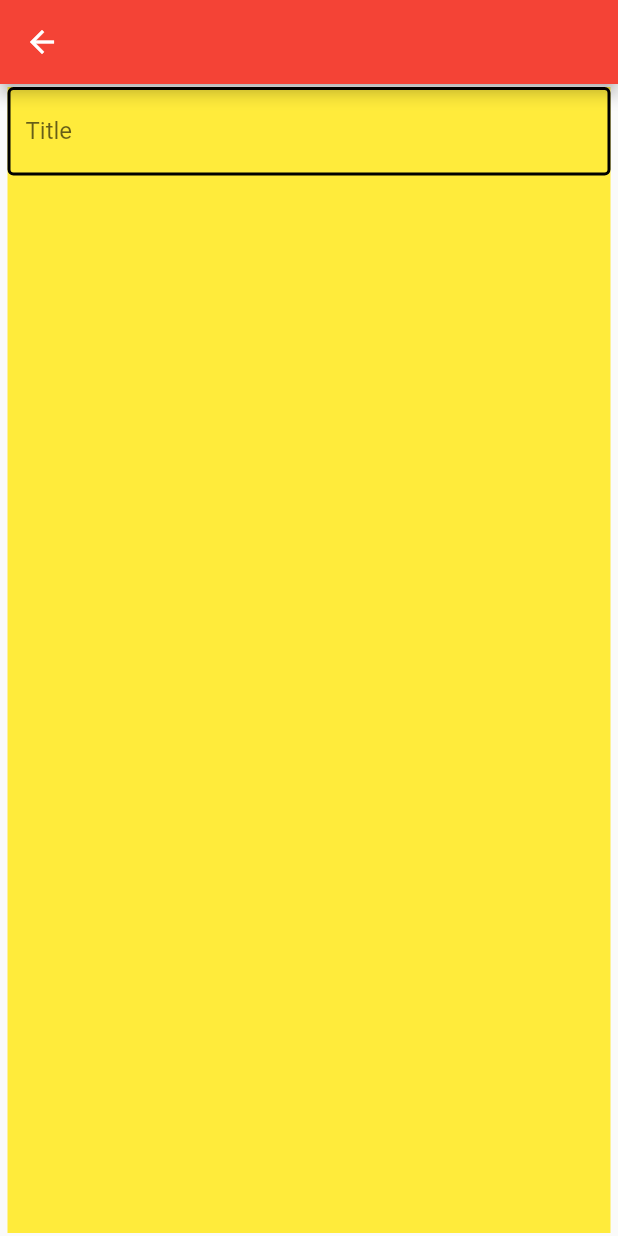
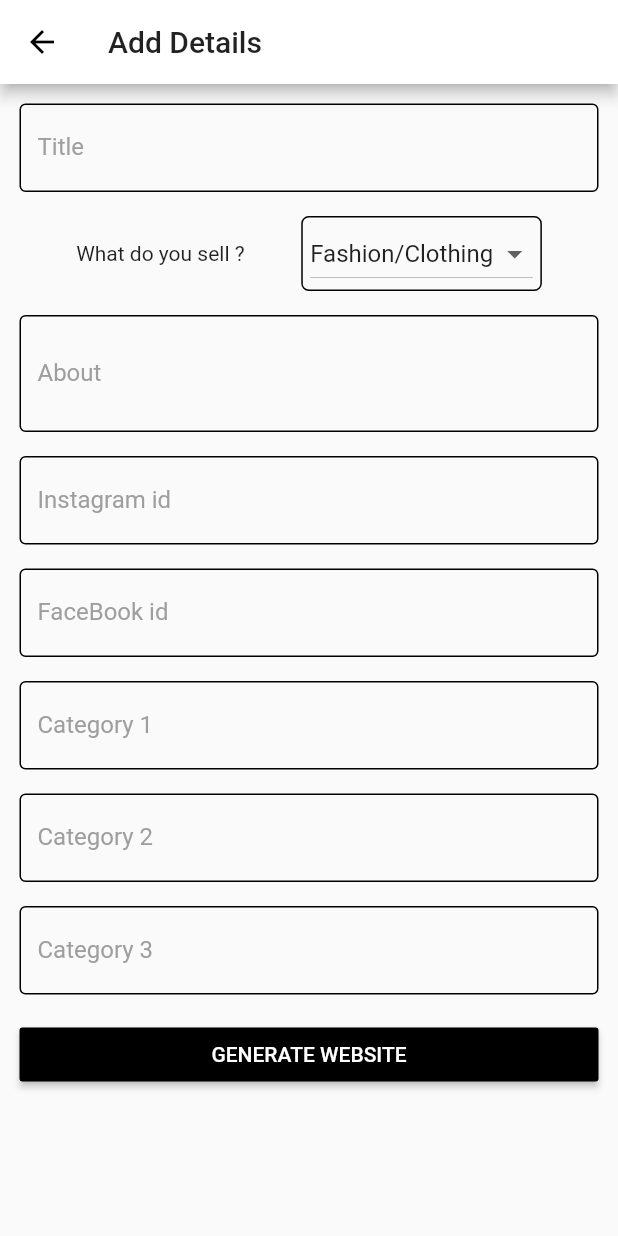
Before and after one commit to cd-hack/webster-flutter, a Flutter app: the FormPage screen opened by its route, on a phone screen of 412 x 824 dp. Run offline on Flutter 3.47's test engine with Material 2 defaults, Android fonts, the light colour scheme and no system bars; our stand-ins replace font_awesome_flutter, image_picker; Roboto replaces fonts that are missing (Hind).

Commit message:
website details pages created

```diff
--- a/lib/main.dart
+++ b/lib/main.dart
@@ -1,5 +1,6 @@
 import 'package:flutter/material.dart';
-import 'package:webster/pages/form-page.dart';
+import 'package:webster/pages/add-more-datials-form-page.dart';
+import 'package:webster/pages/add-new-form-page.dart';
 
 import './pages/home-page.dart';
 
@@ -7,14 +8,29 @@ void main() {
   runApp(MyApp());
 }
 
+Map<int, Color> color = {
+  50: Color.fromRGBO(136, 14, 79, .1),
+  100: Color.fromRGBO(136, 14, 79, .2),
+  200: Color.fromRGBO(136, 14, 79, .3),
+  300: Color.fromRGBO(136, 14, 79, .4),
+  400: Color.fromRGBO(136, 14, 79, .5),
+  500: Color.fromRGBO(136, 14, 79, .6),
+  600: Color.fromRGBO(136, 14, 79, .7),
+  700: Color.fromRGBO(136, 14, 79, .8),
+  800: Color.fromRGBO(136, 14, 79, .9),
+  900: Color.fromRGBO(136, 14, 79, 1),
+};
+
 class MyApp extends StatelessWidget {
   @override
   Widget build(BuildContext context) {
+    MaterialColor colorCustom = MaterialColor(0xFFFFFFFF, color);
     return MaterialApp(
+      debugShowCheckedModeBanner: false,
       title: 'Webster',
       theme: ThemeData(
-          primarySwatch: Colors.red,
-          accentColor: Colors.orange,
+          primarySwatch: colorCustom,
+          accentColor: Colors.black,
           visualDensity: VisualDensity.adaptivePlatformDensity,
           textTheme: TextTheme(
             headline1: TextStyle(fontSize: 72.0, fontWeight: FontWeight.bold),
@@ -24,6 +40,7 @@ class MyApp extends StatelessWidget {
       routes: {
         '/': (context) => Home(),
         FormPage.routeName: (context) => FormPage(),
+        AddMoreDetailsPage.routeName: (context) => AddMoreDetailsPage(),
       },
     );
   }
--- /dev/null
+++ b/lib/pages/add-new-form-page.dart
@@ -0,0 +1,252 @@
+import 'package:flutter/material.dart';
+import 'package:font_awesome_flutter/font_awesome_flutter.dart';
+import 'package:webster/pages/add-more-datials-form-page.dart';
+
+class FormPage extends StatefulWidget {
+  static const routeName = '/formPage';
+
+  @override
+  _FormPageState createState() => _FormPageState();
+}
+
+class _FormPageState extends State<FormPage> {
+  final List<String> website_types = ['Fashion/Clothing', 'Food/Beverages'];
+  var currentDropDownValue = 0;
+  final GlobalKey<FormState> _formKey = new GlobalKey<FormState>();
+  final titleController = TextEditingController();
+  final aboutController = TextEditingController();
+  final instagramIdController = TextEditingController();
+  final facebookIdController = TextEditingController();
+  final cat3Controller = TextEditingController();
+  final cat2Controller = TextEditingController();
+  final cat1Controller = TextEditingController();
+
+  @override
+  void dispose() {
+    titleController.dispose();
+    aboutController.dispose();
+    instagramIdController.dispose();
+    facebookIdController.dispose();
+    cat1Controller.dispose();
+    cat2Controller.dispose();
+    cat3Controller.dispose();
+    titleController.dispose();
+    super.dispose();
+  }
+
+  String isEmptyValidator(String value) {
+    if (value.isEmpty) {
+      //return "This field cannot be empty";
+      return null;
+    }
+    return null;
+  }
+
+  @override
+  Widget build(BuildContext context) {
+    return Scaffold(
+      appBar: AppBar(
+        title: Text("Add Details"),
+      ),
+      body: Container(
+        margin: EdgeInsets.all(5),
+        //width: MediaQuery.of(context).size.width * 0.9,
+        //color: Colors.yellow,
+        child: Form(
+            key: this._formKey,
+            child: ListView(
+              children: [
+                Padding(
+                  padding: const EdgeInsets.all(8.0),
+                  child: TextFormField(
+                    controller: titleController,
+                    validator: isEmptyValidator,
+                    decoration: InputDecoration(
+                      labelStyle: TextStyle(color: Colors.grey),
+                      labelText: "Title",
+                      focusedErrorBorder:
+                          OutlineInputBorder(borderSide: BorderSide(width: 2)),
+                      errorBorder: OutlineInputBorder(
+                          borderSide: BorderSide(width: 2, color: Colors.red)),
+                      focusedBorder:
+                          OutlineInputBorder(borderSide: BorderSide(width: 2)),
+                      enabledBorder: OutlineInputBorder(
+                        borderSide: BorderSide(width: 1.0),
+                      ),
+                    ),
+                  ),
+                ),
+                Padding(
+                  padding: const EdgeInsets.all(8.0),
+                  child: Row(
+                    mainAxisAlignment: MainAxisAlignment.spaceEvenly,
+                    children: [
+                      Text("What do you sell ?"),
+                      Container(
+                        padding: EdgeInsets.symmetric(horizontal: 5),
+                        alignment: Alignment.center,
+                        decoration: BoxDecoration(
+                            borderRadius: BorderRadius.circular(5.0),
+                            border: Border.all()),
+                        child: DropdownButton(
+                          hint: Text("What do you sell?"),
+                          items: website_types.map((item) {
+                            return DropdownMenuItem(
+                              child: Text(item),
+                              value: website_types.indexOf(item),
+                            );
+                          }).toList(),
+                          onChanged: (selectedValue) {
+                            setState(() {
+                              this.currentDropDownValue = selectedValue;
+                              print(currentDropDownValue);
+                            });
+                          },
+                          value: currentDropDownValue,
+                        ),
+                      ),
+                    ],
+                  ),
+                ),
+                Padding(
+                  padding: const EdgeInsets.all(8.0),
+                  child: TextFormField(
+                    controller: aboutController,
+                    validator: isEmptyValidator,
+                    maxLines: 2,
+                    decoration: InputDecoration(
+                      labelStyle: TextStyle(color: Colors.grey),
+                      labelText: "About",
+                      focusedErrorBorder:
+                          OutlineInputBorder(borderSide: BorderSide(width: 2)),
+                      errorBorder: OutlineInputBorder(
+                          borderSide: BorderSide(width: 2, color: Colors.red)),
+                      focusedBorder:
+                          OutlineInputBorder(borderSide: BorderSide(width: 2)),
+                      enabledBorder: OutlineInputBorder(
+                        borderSide: BorderSide(width: 1.0),
+                      ),
+                    ),
+                  ),
+                ),
+                Padding(
+                  padding: const EdgeInsets.all(8.0),
+                  child: TextFormField(
+                    controller: instagramIdController,
+                    validator: isEmptyValidator,
+                    decoration: InputDecoration(
+                      labelStyle: TextStyle(color: Colors.grey),
+                      labelText: "Instagram id",
+                      focusedErrorBorder:
+                          OutlineInputBorder(borderSide: BorderSide(width: 2)),
+                      errorBorder: OutlineInputBorder(
+                          borderSide: BorderSide(width: 2, color: Colors.red)),
+                      focusedBorder:
+                          OutlineInputBorder(borderSide: BorderSide(width: 2)),
+                      enabledBorder: OutlineInputBorder(
+                        borderSide: BorderSide(width: 1.0),
+                      ),
+                    ),
+                  ),
+                ),
+                Padding(
+                  padding: const EdgeInsets.all(8.0),
+                  child: TextFormField(
+                    controller: facebookIdController,
+                    validator: isEmptyValidator,
+                    decoration: InputDecoration(
+                      labelStyle: TextStyle(color: Colors.grey),
+                      labelText: "FaceBook id",
+                      focusedErrorBorder:
+                          OutlineInputBorder(borderSide: BorderSide(width: 2)),
+                      errorBorder: OutlineInputBorder(
+                          borderSide: BorderSide(width: 2, color: Colors.red)),
+                      focusedBorder:
+                          OutlineInputBorder(borderSide: BorderSide(width: 2)),
+                      enabledBorder: OutlineInputBorder(
+                        borderSide: BorderSide(width: 1.0),
+                      ),
+                    ),
+                  ),
+                ),
+                Padding(
+                  padding: const EdgeInsets.all(8.0),
+                  child: TextFormField(
+                    controller: cat1Controller,
+                    validator: isEmptyValidator,
+                    decoration: InputDecoration(
+                      labelStyle: TextStyle(color: Colors.grey),
+                      labelText: "Category 1",
+                      focusedErrorBorder:
+                          OutlineInputBorder(borderSide: BorderSide(width: 2)),
+                      errorBorder: OutlineInputBorder(
+                          borderSide: BorderSide(width: 2, color: Colors.red)),
+                      focusedBorder:
+                          OutlineInputBorder(borderSide: BorderSide(width: 2)),
+                      enabledBorder: OutlineInputBorder(
+                        borderSide: BorderSide(width: 1.0),
+                      ),
+                    ),
+                  ),
+                ),
+                Padding(
+                  padding: const EdgeInsets.all(8.0),
+                  child: TextFormField(
+                    controller: cat2Controller,
+                    validator: isEmptyValidator,
+                    decoration: InputDecoration(
+                      labelStyle: TextStyle(color: Colors.grey),
+                      labelText: "Category 2",
+                      focusedErrorBorder:
+                          OutlineInputBorder(borderSide: BorderSide(width: 2)),
+                      errorBorder: OutlineInputBorder(
+                          borderSide: BorderSide(width: 2, color: Colors.red)),
+                      focusedBorder:
+                          OutlineInputBorder(borderSide: BorderSide(width: 2)),
+                      enabledBorder: OutlineInputBorder(
+                        borderSide: BorderSide(width: 1.0),
+                      ),
+                    ),
+                  ),
+                ),
+                Padding(
+                  padding: const EdgeInsets.all(8.0),
+                  child: TextFormField(
+                    controller: cat3Controller,
+                    validator: isEmptyValidator,
+                    decoration: InputDecoration(
+                      labelStyle: TextStyle(color: Colors.grey),
+                      labelText: "Category 3",
+                      focusedErrorBorder:
+                          OutlineInputBorder(borderSide: BorderSide(width: 2)),
+                      errorBorder: OutlineInputBorder(
+                          borderSide: BorderSide(width: 2, color: Colors.red)),
+                      focusedBorder:
+                          OutlineInputBorder(borderSide: BorderSide(width: 2)),
+                      enabledBorder: OutlineInputBorder(
+                        borderSide: BorderSide(width: 1.0),
+                      ),
+                    ),
+                  ),
+                ),
+                Padding(
+                  padding: const EdgeInsets.all(8.0),
+                  child: RaisedButton(
+                    color: Theme.of(context).accentColor,
+                    onPressed: () {
+                      if (_formKey.currentState.validate())
+                        Navigator.of(context)
+                            .pushReplacementNamed(AddMoreDetailsPage.routeName);
+                    },
+                    child: Text(
+                      "GENERATE WEBSITE",
+                      style: TextStyle(color: Colors.white),
+                    ),
+                  ),
+                ),
+              ],
+            )),
+      ),
+    );
+  }
+}
--- a/lib/pages/form-page.dart
+++ /dev/null
@@ -1,33 +0,0 @@
-import 'package:flutter/material.dart';
-
-class FormPage extends StatelessWidget {
-  final GlobalKey<FormState> _formKey = new GlobalKey<FormState>();
-  static const routeName = 'formPage';
-  @override
-  Widget build(BuildContext context) {
-    return Scaffold(
-      appBar: AppBar(),
-      body: Container(
-        margin: EdgeInsets.symmetric(horizontal: 5, vertical: 2),
-        //width: MediaQuery.of(context).size.width * 0.9,
-        color: Colors.yellow,
-        child: Form(
-            key: this._formKey,
-            child: ListView(
-              children: [
-                TextField(
-                  decoration: InputDecoration(
-                    labelText: "Title",
-                    focusedBorder:
-                        OutlineInputBorder(borderSide: BorderSide(width: 2)),
-                    enabledBorder: OutlineInputBorder(
-                      borderSide: BorderSide(width: 2.0),
-                    ),
-                  ),
-                )
-              ],
-            )),
-      ),
-    );
-  }
-}
--- a/lib/pages/home-page.dart
+++ b/lib/pages/home-page.dart
@@ -1,6 +1,7 @@
 import 'package:flutter/material.dart';
 import 'package:webster/pages/my-websites-page.dart';
 import 'package:webster/pages/profile-page.dart';
+import 'add-new-form-page.dart';
 
 class Home extends StatefulWidget {
   static const routeName = '/homePage';
@@ -40,12 +41,13 @@ class HomeState extends State<Home> {
     final height = MediaQuery.of(context).size.height;
     return Scaffold(
       appBar: AppBar(
+        elevation: 0,
         title: Text(_title[selectedIndex]),
       ),
       body: _widgets[selectedIndex],
       floatingActionButtonLocation: FloatingActionButtonLocation.centerDocked,
       floatingActionButton: FloatingActionButton(
-        onPressed: null,
+        onPressed: () => Navigator.of(context).pushNamed(FormPage.routeName),
         child: Container(
           margin: EdgeInsets.all(15.0),
           child: Icon(Icons.add),
@@ -72,7 +74,7 @@ class HomeState extends State<Home> {
                         icon: Icon(
                           _bottomAppBar[index],
                           color: selectedIndex == index
-                              ? Theme.of(context).primaryColor
+                              ? Colors.black //Theme.of(context).primaryColor
                               : Colors.grey.shade400,
                         ),
                       ),
--- a/lib/pages/my-websites-page.dart
+++ b/lib/pages/my-websites-page.dart
@@ -1,5 +1,5 @@
 import 'package:flutter/material.dart';
-import 'package:webster/pages/form-page.dart';
+import 'package:webster/pages/add-new-form-page.dart';
 import '../widgets/picture-tile.dart';
 
 class MyWebsitesPage extends StatelessWidget {
@@ -9,7 +9,7 @@ class MyWebsitesPage extends StatelessWidget {
       padding: EdgeInsets.symmetric(horizontal: 1, vertical: 10),
       children: [
         InkWell(
-          onTap: () => Navigator.of(context).pushNamed(FormPage.routeName),
+          onTap: null,
           child: PictureTile(
             assetImageUrl: 'assets/images/fashion-banner.jpg',
             tileText: "FASHIONSTORE",
--- a/pubspec.yaml
+++ b/pubspec.yaml
@@ -33,6 +33,8 @@ dependencies:
   provider: ^4.3.2+2
   floating_search_bar: ^0.3.0
   validate: ^1.7.0
+  font_awesome_flutter: ^8.10.0
+  image_picker: ^0.6.7+12
 
 dev_dependencies:
   flutter_test:
```
Also changed, not shown: lib/pages/add-more-datials-form-page.dart (added, +85 -0 lines), lib/widgets/picture-tile.dart (+4 -4 lines), assets/images/fashion-banner.jpg, assets/images/fashion-banner1.jpg (added), assets/images/fashion-banner2.jpg (added), assets/images/fetch-icon.png (added), assets/images/fetching.gif (added), assets/images/no-image.png (added), assets/images/upload-icon.png (added), pubspec.lock.
